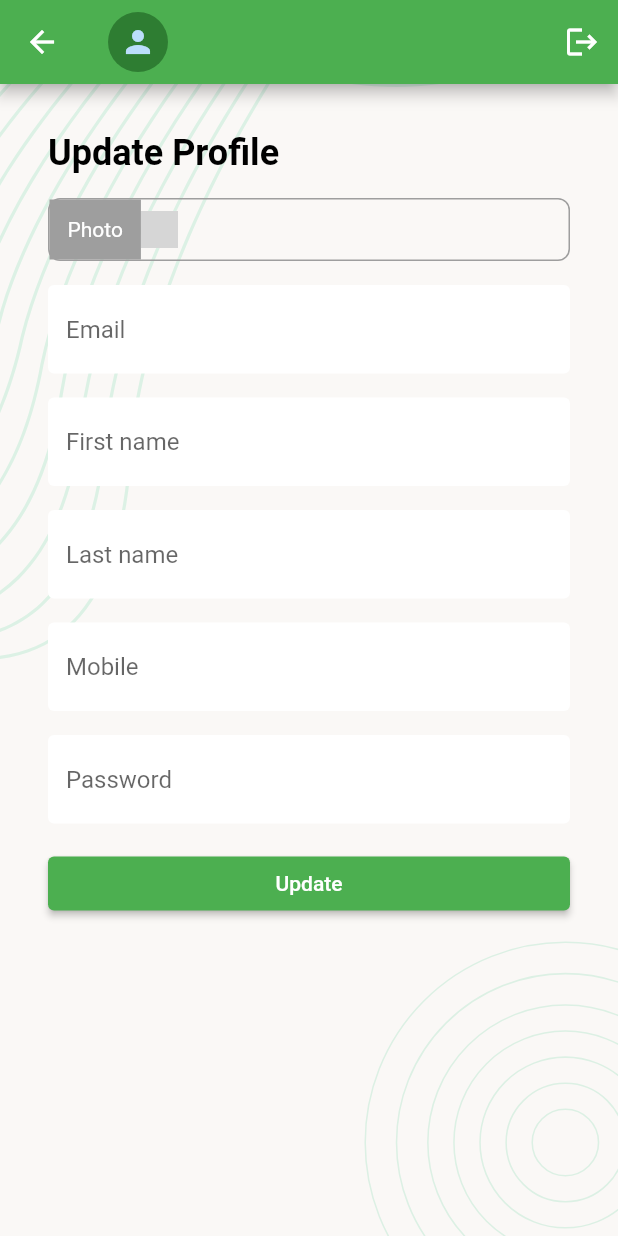
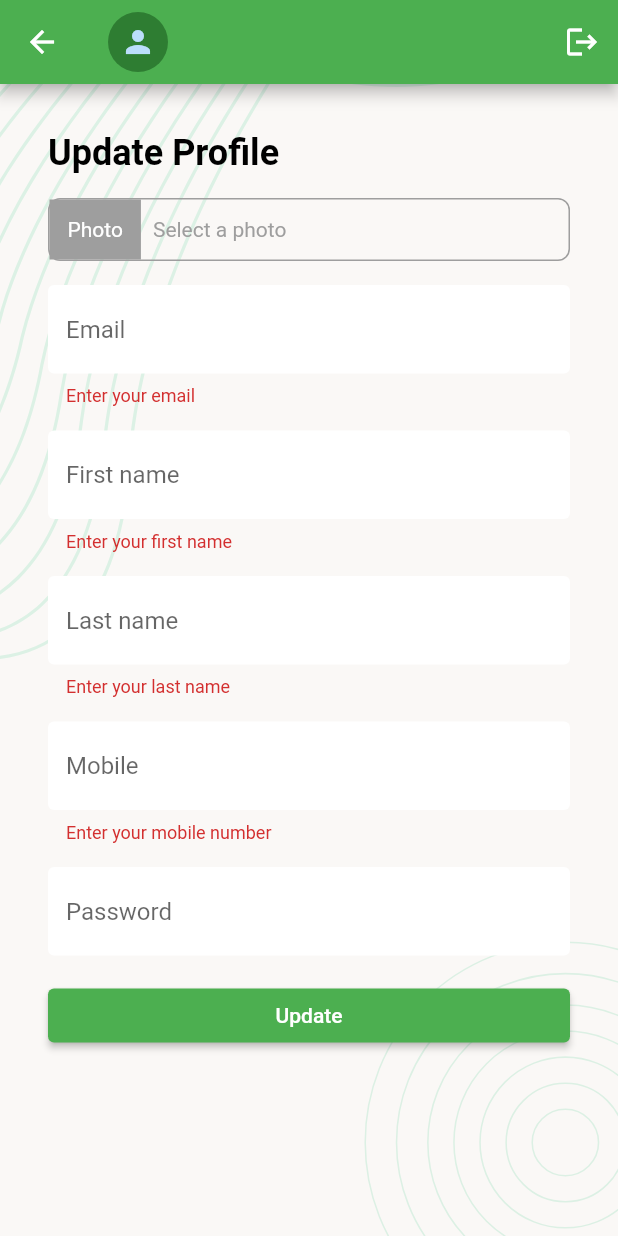
Before and after one commit to RafatMeraz/ostad-flutter-batch-1, a Flutter app: the UpdateProfileScreen screen opened directly, after a tap on "Update", on a phone screen of 412 x 824 dp. Run offline on Flutter 3.47's test engine with Material 2 defaults, Android fonts, the phone set to English and light mode, and no system bars; our stand-ins replace flutter_svg, image_picker, logger, pin_code_fields, shared_preferences; accounts and stored records are empty; network calls fail; grey boxes are pictures that could not be loaded.

Commit message:
profile update form validation has been added

```diff
--- a/lib/screens/login.dart
+++ b/lib/screens/login.dart
@@ -87,9 +87,11 @@ class _LoginScreenState extends State<LoginScreen> {
                               UserData.firstName = result['data']['firstName'];
                               UserData.lastName = result['data']['lastName'];
                               UserData.email = result['data']['email'];
+                              UserData.phone = result['data']['mobile'];
 
                               sharedPrefs.setString('email', result['data']['email']);
                               sharedPrefs.setString('firstName', result['data']['firstName']);
+                              sharedPrefs.setString('phone', result['data']['mobile']);
                               sharedPrefs.setString('lastName', result['data']['lastName']);
                               sharedPrefs.setString('token', result['token']);
 
--- a/lib/screens/profile_update_screen.dart
+++ b/lib/screens/profile_update_screen.dart
@@ -1,6 +1,7 @@
 import 'dart:io';
 
 import 'package:flutter/material.dart';
+import 'package:ostad_flutter_batch_one/utils/user_data.dart';
 import 'package:ostad_flutter_batch_one/widgets/reusable_app_bar.dart';
 import 'package:image_picker/image_picker.dart';
 
@@ -19,6 +20,24 @@ class UpdateProfileScreen extends StatefulWidget {
 class _UpdateProfileScreenState extends State<UpdateProfileScreen> {
   XFile? photoFile;
 
+  final TextEditingController _emailTEController = TextEditingController();
+  final TextEditingController _firstNameTEController = TextEditingController();
+  final TextEditingController _lastNameTEController = TextEditingController();
+  final TextEditingController _mobileNumberTEController =
+      TextEditingController();
+  final TextEditingController _passwordTEController = TextEditingController();
+
+  final _form = GlobalKey<FormState>();
+
+  @override
+  void initState() {
+    super.initState();
+    _emailTEController.text = UserData.email ?? '';
+    _firstNameTEController.text = UserData.firstName ?? '';
+    _lastNameTEController.text = UserData.lastName ?? '';
+    _mobileNumberTEController.text = UserData.phone ?? '';
+  }
+
   @override
   Widget build(BuildContext context) {
     return Scaffold(
@@ -27,6 +46,8 @@ class _UpdateProfileScreenState extends State<UpdateProfileScreen> {
         child: SingleChildScrollView(
           child: Padding(
             padding: const EdgeInsets.all(32.0),
+            child: Form(
+              key: _form,
               child: Column(
                 mainAxisAlignment: MainAxisAlignment.center,
                 crossAxisAlignment: CrossAxisAlignment.start,
@@ -36,61 +57,121 @@ class _UpdateProfileScreenState extends State<UpdateProfileScreen> {
                   InkWell(
                     onTap: () async {
                       final imagePicker = ImagePicker();
-                    final result = await imagePicker.pickImage(source: ImageSource.camera);
+                      final result = await imagePicker.pickImage(
+                          source: ImageSource.camera);
                       if (result != null) {
                         photoFile = result;
-                      setState(() {
-
-                      });
+                        setState(() {});
                       }
                     },
                     child: Container(
                       decoration: BoxDecoration(
                           border: Border.all(color: Colors.grey),
-                      borderRadius: BorderRadius.circular(8)
-                    ),
+                          borderRadius: BorderRadius.circular(8)),
                       child: Row(
                         children: [
                           Container(
                             padding: const EdgeInsets.all(12),
-                          decoration: const BoxDecoration(
-                            color: Colors.grey
+                            decoration: const BoxDecoration(color: Colors.grey),
+                            child: const Text(
+                              'Photo',
+                              style: TextStyle(color: Colors.white),
                             ),
-                          child: const Text('Photo', style: TextStyle(
-                            color: Colors.white
-                          ),),
                           ),
-                        Image.file(File(photoFile?.path ?? ''), width: 25, height: 25,),
-                        Expanded(child: Text(photoFile?.name ?? '', maxLines: 3, ))
+                          Visibility(
+                            visible: photoFile != null,
+                            replacement: const Padding(
+                              padding: EdgeInsets.only(left: 8.0),
+                              child: Text(
+                                'Select a photo',
+                                style: TextStyle(color: Colors.grey),
+                              ),
+                            ),
+                            child: Image.file(
+                              File(photoFile?.path ?? ''),
+                              width: 25,
+                              height: 25,
+                            ),
+                          ),
+                          Expanded(
+                            child: Text(
+                              photoFile?.name ?? '',
+                              maxLines: 3,
+                            ),
+                          )
                         ],
                       ),
                     ),
                   ),
                   const SizedBox(height: 16),
-                TextField(
+                  TextFormField(
+                    readOnly: true,
+                    controller: _emailTEController,
                     decoration: textFieldInputDecoration('Email'),
+                    validator: (String? text) {
+                      if (text?.isEmpty ?? true) {
+                        return 'Enter your email';
+                      }
+                      return null;
+                    },
                   ),
                   const SizedBox(height: 16),
-                TextField(
+                  TextFormField(
+                    controller: _firstNameTEController,
                     decoration: textFieldInputDecoration('First name'),
+                    validator: (String? text) {
+                      if (text?.isEmpty ?? true) {
+                        return 'Enter your first name';
+                      }
+                      return null;
+                    },
                   ),
                   const SizedBox(height: 16),
-                TextField(
+                  TextFormField(
+                    controller: _lastNameTEController,
                     decoration: textFieldInputDecoration('Last name'),
+                    validator: (String? text) {
+                      if (text?.isEmpty ?? true) {
+                        return 'Enter your last name';
+                      }
+                      return null;
+                    },
                   ),
                   const SizedBox(height: 16),
-                TextField(
+                  TextFormField(
+                    controller: _mobileNumberTEController,
+                    readOnly: true,
                     decoration: textFieldInputDecoration('Mobile'),
+                    validator: (String? text) {
+                      if (text?.isEmpty ?? true) {
+                        return 'Enter your mobile number';
+                      }
+                      return null;
+                    },
                   ),
                   const SizedBox(height: 16),
-                TextField(
+                  TextFormField(
+                    controller: _passwordTEController,
                     obscureText: true,
                     decoration: textFieldInputDecoration('Password'),
+                    validator: (String? text) {
+                      if ((text?.isNotEmpty ?? false) &&
+                          ((text?.length ?? 0) <= 7)) {
+                        return 'Enter your password more than 7 letters';
+                      }
+                      return null;
+                    },
                   ),
                   const SizedBox(height: 16),
-                ReusableElevatedButton(text: 'Update', onTap: () {}),
+                  ReusableElevatedButton(
+                    text: 'Update',
+                    onTap: () {
+                      if (_form.currentState!.validate()) {}
+                    },
+                  ),
                   const SizedBox(height: 16),
                 ],
+              ),
             ),
           ),
         ),
--- a/lib/screens/splash_screen.dart
+++ b/lib/screens/splash_screen.dart
@@ -32,6 +32,7 @@ class _SplashScreenState extends State<SplashScreen> {
       UserData.firstName = sharedPrefs.getString('firstName');
       UserData.lastName = sharedPrefs.getString('lastName');
       UserData.email = sharedPrefs.getString('email');
+      UserData.phone = sharedPrefs.getString('phone');
 
       Future.delayed(const Duration(seconds: 1)).then((value) {
         Navigator.pushAndRemoveUntil(
--- a/lib/utils/user_data.dart
+++ b/lib/utils/user_data.dart
@@ -1,3 +1,3 @@
 class UserData {
-  static String? token, firstName, lastName, email;
+  static String? token, firstName, lastName, email, phone;
 }
```
Lines whose indentation alone changed are shown as unchanged.
